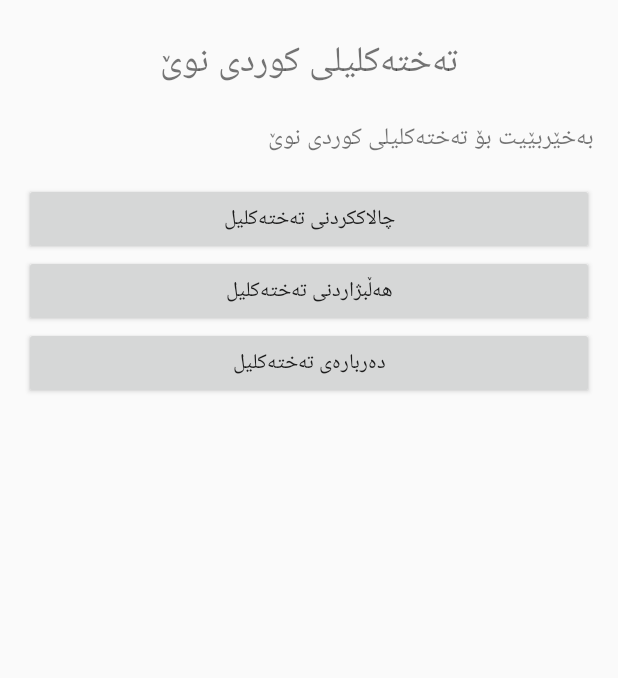
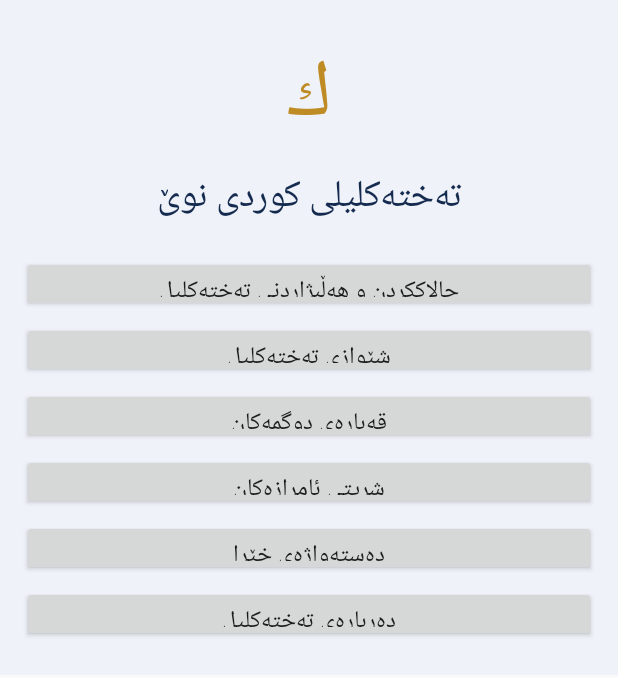
Before and after one commit to mollatsystem/Taxtaklili-Kurdi-Nwe, an Android app: the screen it shows after launch (SettingsActivity), on a phone screen of 412 x 824 dp. Shown: the top 678 px of the screen. Run offline under Robolectric (Android 15) with nearby library versions, the phone set to English and light mode, and no system bars.

Commit message:
Refactor SettingsActivity layout and functionality

```diff
--- a/app/src/main/java/iq/kurd/keyboard/SettingsActivity.kt
+++ b/app/src/main/java/iq/kurd/keyboard/SettingsActivity.kt
@@ -1,84 +1,137 @@
 package iq.kurd.keyboard
 
 import android.app.Activity
+import android.app.AlertDialog
 import android.content.Context
 import android.content.Intent
 import android.os.Bundle
 import android.provider.Settings
+import android.view.Gravity
 import android.view.inputmethod.InputMethodManager
 import android.widget.Button
 import android.widget.LinearLayout
+import android.widget.ScrollView
 import android.widget.TextView
 
 class SettingsActivity : Activity() {
 
+    private val prefs by lazy {
+        getSharedPreferences("keyboard_preferences", Context.MODE_PRIVATE)
+    }
+
     override fun onCreate(savedInstanceState: Bundle?) {
         super.onCreate(savedInstanceState)
 
-        val layout = LinearLayout(this).apply {
+        val content = LinearLayout(this).apply {
             orientation = LinearLayout.VERTICAL
-            setPadding(24, 32, 24, 32)
+            setPadding(22, 28, 22, 28)
+            setBackgroundColor(android.graphics.Color.rgb(239, 243, 249))
         }
+
+        val logo = TextView(this).apply {
+            text = "ك"
+            textSize = 54f
+            gravity = Gravity.CENTER
+            setTextColor(android.graphics.Color.rgb(190, 139, 37))
+        }
+        content.addView(logo)
 
         val title = TextView(this).apply {
             text = "تەختەکلیلی کوردی نوێ"
-            textSize = 24f
-            gravity = android.view.Gravity.CENTER
+            textSize = 25f
+            gravity = Gravity.CENTER
+            setTextColor(android.graphics.Color.rgb(20, 42, 78))
+            setPadding(0, 0, 0, 22)
         }
-        layout.addView(title)
+        content.addView(title)
 
-        val description = TextView(this).apply {
-            text = "بەخێربێیت بۆ تەختەکلیلی کوردی نوێ"
+        addSection(content, "چالاککردن و هەڵبژاردنی تەختەکلیل") { showKeyboardSetup() }
+        addSection(content, "شێوازی تەختەکلیل") { chooseTheme() }
+        addSection(content, "قەبارەی دوگمەکان") { chooseKeySize() }
+        addSection(content, "شریتی ئامرازەکان") { toggleToolbar() }
+        addSection(content, "دەستەواژەی خێرا") { showPhrases() }
+        addSection(content, "دەربارەی تەختەکلیل") { showAbout() }
+
+        setContentView(ScrollView(this).apply { addView(content) })
+    }
+
+    private fun addSection(parent: LinearLayout, label: String, action: () -> Unit) {
+        val button = Button(this).apply {
+            text = label
             textSize = 16f
-            setPadding(0, 24, 0, 24)
+            isAllCaps = false
+            setOnClickListener { action() }
         }
-        layout.addView(description)
+        parent.addView(button, LinearLayout.LayoutParams(
+            LinearLayout.LayoutParams.MATCH_PARENT, 56
+        ).apply { setMargins(0, 5, 0, 5) })
+    }
 
-        val enableButton = Button(this).apply {
-            text = "چالاککردنی تەختەکلیل"
-            setOnClickListener {
+    private fun showKeyboardSetup() {
+        AlertDialog.Builder(this)
+            .setTitle("چالاککردنی تەختەکلیل")
+            .setMessage("١. تەختەکلیلەکە چالاک بکە.\n٢. پاشان لە لیستی تەختەکلیلەکان هەڵیبژێرە.")
+            .setPositiveButton("کردنەوەی ڕێکخستنەکان") { _, _ ->
                 startActivity(Intent(Settings.ACTION_INPUT_METHOD_SETTINGS))
             }
-        }
-        layout.addView(enableButton)
-
-        val chooseButton = Button(this).apply {
-            text = "هەڵبژاردنی تەختەکلیل"
-            setOnClickListener {
-                val imm = getSystemService(Context.INPUT_METHOD_SERVICE)
-                    as InputMethodManager
+            .setNeutralButton("هەڵبژاردنی تەختەکلیل") { _, _ ->
+                val imm = getSystemService(Context.INPUT_METHOD_SERVICE) as InputMethodManager
                 imm.showInputMethodPicker()
             }
-        }
-        layout.addView(chooseButton)
+            .setNegativeButton("داخستن", null)
+            .show()
+    }
 
-        val aboutButton = Button(this).apply {
-            text = "دەربارەی تەختەکلیل"
-            setOnClickListener {
-                showAbout()
+    private fun chooseTheme() {
+        val names = arrayOf("شەوی شین", "ڕووناک")
+        AlertDialog.Builder(this)
+            .setTitle("شێوازی تەختەکلیل")
+            .setItems(names) { _, which ->
+                prefs.edit().putBoolean("light_theme", which == 1).apply()
             }
-        }
-        layout.addView(aboutButton)
+            .show()
+    }
 
-        setContentView(layout)
+    private fun chooseKeySize() {
+        val names = arrayOf("بچووک", "مامناوەند", "گەورە")
+        val sizes = intArrayOf(18, 21, 24)
+        AlertDialog.Builder(this)
+            .setTitle("قەبارەی نووسینی دوگمەکان")
+            .setItems(names) { _, which ->
+                prefs.edit().putInt("key_text_size", sizes[which]).apply()
+            }
+            .show()
+    }
+
+    private fun toggleToolbar() {
+        val visible = prefs.getBoolean("toolbar_visible", true)
+        prefs.edit().putBoolean("toolbar_visible", !visible).apply()
+        AlertDialog.Builder(this)
+            .setMessage(if (visible) "شریتی ئامرازەکان شاردراوەتەوە. لە هەمان بەشەوە دەتوانیت بیگەڕێنیتەوە." else "شریتی ئامرازەکان چالاک کرا.")
+            .setPositiveButton("باشە", null)
+            .show()
+    }
+
+    private fun showPhrases() {
+        val phrases = prefs.getStringSet("phrases", emptySet()).orEmpty()
+        AlertDialog.Builder(this)
+            .setTitle("دەستەواژە خێراکان")
+            .setMessage(if (phrases.isEmpty()) "هێشتا هیچ دەستەواژەیەک زیاد نەکراوە. لە خودی تەختەکلیلەکە دوگمەی ＋ وشە بەکاربهێنە." else phrases.joinToString("\n"))
+            .setPositiveButton("باشە", null)
+            .show()
     }
 
     private fun showAbout() {
         val aboutText = """
-            ئەم تەختەکلیلە بەناوی (تەختەکلیلی کوردی نوێ)،
-            دروستکراوە لە عێراق - هەرێمی کوردستان،
-            بۆ سەرجەم هاوڵاتیان و تاکی کوردی خۆشەویست
-            تاکو بتوانن بە زمانی کوردی ناوەندی ڕەوان
-            دەق و ڕستەکانیان بنووسن.
+            ئەم تەختەکلیلە بەناوی ( تەختەکلیلی کوردی نوێ )، دروستکراوە لە عێراق - هەرێمی کوردستان، بۆ سەرجەم هاوڵاتیان و تاکی کوردی خۆشەویست تاکو بتوانن بە زمانی کوردی ناوەندی ڕەوان دەق و ڕستەکانیان بنوین، پێشکەشە بە سەرجەم تاکێکی کورد لە کوردستان و تەواوی جیهاندا.... هەرشادبن....!
 
             وەشان: 0.1.0
 
-            هەموو مافەکان پارێزراوە بۆ دروستکەر.
-            هەرشادبن!
+            سەرجەم مافەکان پارێزراوە بۆ دروستکاری تەختەکلیل.
         """.trimIndent()
 
-        android.app.AlertDialog.Builder(this)
-            .setTitle("دەربارە")
+        AlertDialog.Builder(this)
+            .setTitle("ك  |  تەختەکلیلی کوردی نوێ")
             .setMessage(aboutText)
             .setPositiveButton("باشە", null)
             .show()
```
